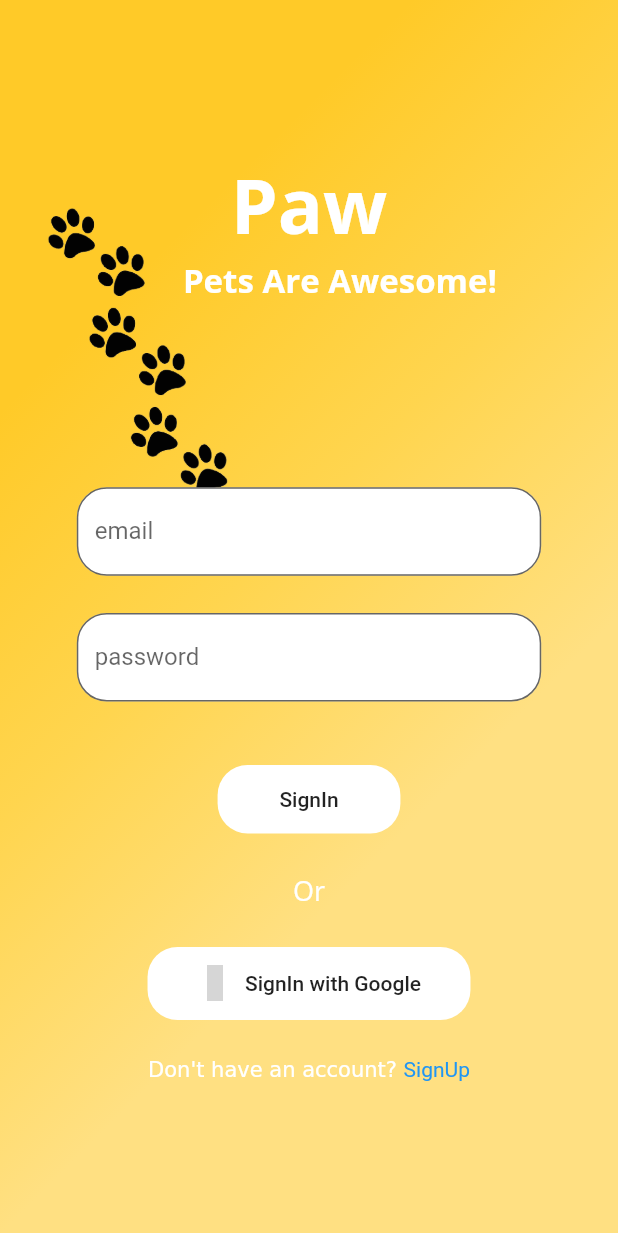
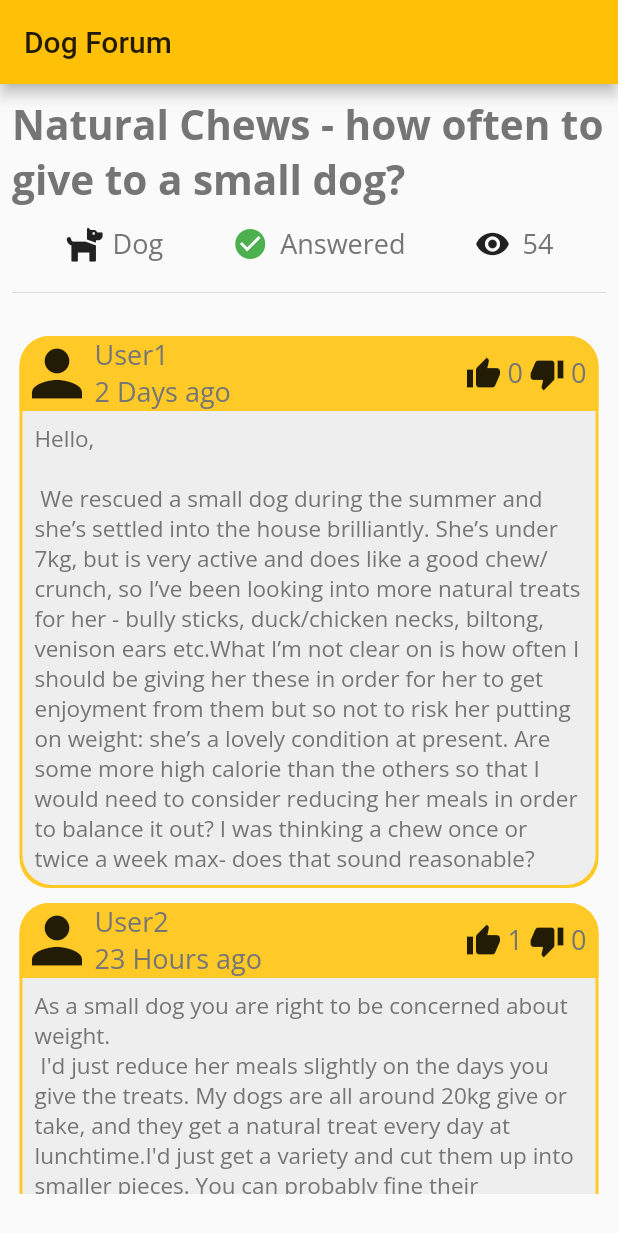
Before and after one commit to Sameerkash/Paw-InOut7, a Flutter app: the screen it shows after launch, on a phone screen of 412 x 824 dp. Shown: the top 1233 px of the screen. Run offline on Flutter 3.47's test engine with Material 2 defaults, Android fonts, the phone set to English and light mode, and no system bars; drawn by our look-alikes of auto_size_text; our stand-ins replace auto_route, cached_network_image, carousel_slider, cloud_firestore, dartz, firebase_auth and 16 more; missing offline and left inert: flutter_swipable, geoflutterfire, qr_code_scanner, swipebuttonflutter; accounts and stored records are empty; generated files the repository leaves out were written again; grey boxes are pictures that could not be loaded.

Commit message:
updated forum page

```diff
--- a/lib/main.dart
+++ b/lib/main.dart
@@ -3,6 +3,7 @@ import 'package:firebase_core/firebase_core.dart';
 import 'package:flutter/material.dart';
 import 'package:google_fonts/google_fonts.dart';
 import 'package:hooks_riverpod/hooks_riverpod.dart';
+import 'package:petme/ui/forum/forum_detail.dart';
 import 'package:petme/ui/lost/scanner.dart';
 import 'package:petme/ui/mate/matelist.dart';
 
@@ -21,7 +22,7 @@ class MyApp extends StatelessWidget {
     return MaterialApp(
       debugShowCheckedModeBanner: false,
       title: 'Paw',
-      home: Container(),
+      //home: Container(),
       theme: ThemeData(
           primarySwatch: Colors.amber,
           visualDensity: VisualDensity.adaptivePlatformDensity,
@@ -35,8 +36,8 @@ class MyApp extends StatelessWidget {
             bodyText2:
                 GoogleFonts.openSans(color: Colors.grey[600], fontSize: 18),
           )),
-      //home: Lost(),
-      builder: ExtendedNavigator.builder<r.Router>(router: r.Router()),
+      home:ForumDetailPage() ,
+      //builder: ExtendedNavigator.builder<r.Router>(router: r.Router()),
     );
   }
 }
--- a/lib/ui/forum/forum_detail.dart
+++ b/lib/ui/forum/forum_detail.dart
@@ -0,0 +1,187 @@
+import 'package:flutter/material.dart';
+import 'package:font_awesome_flutter/font_awesome_flutter.dart';
+
+
+class ForumDetailPage extends StatefulWidget {
+  @override
+  _ForumDetailPageState createState() => new _ForumDetailPageState();
+}
+
+var ForumPostArr = [
+  new ForumPostEntry("User1", "2 Days ago", 0 , 0 , "Hello,\n\n We rescued a small dog during the summer and she’s settled into the house brilliantly. She’s under 7kg, but is very active and does like a good chew/crunch, so I’ve been looking into more natural treats for her - bully sticks, duck/chicken necks, biltong, venison ears etc.What I’m not clear on is how often I should be giving her these in order for her to get enjoyment from them but so not to risk her putting on weight: she’s a lovely condition at present. Are some more high calorie than the others so that I would need to consider reducing her meals in order to balance it out? I was thinking a chew once or twice a week max- does that sound reasonable?"),
+  new ForumPostEntry("User2", "23 Hours ago", 1 , 0 , "As a small dog you are right to be concerned about weight. \n I'd just reduce her meals slightly on the days you give the treats. My dogs are all around 20kg give or take, and they get a natural treat every day at lunchtime.I'd just get a variety and cut them up into smaller pieces. You can probably fine their nutritional info on the internet somewhere if it's not provided on the packaging. Then reduce her meals accordingly. It's not something I worry about much with my dogs as I feed by eye anyway, adding more or taking away depending on their condition, but if I had a small dog I'd certainly be more aware of what I was feeding treat wise."),
+  new ForumPostEntry("User3", "2 Days ago", 5 , 0 , "My Cad is just under 5.6Kg, he gets chews a couple of times a week? I only feed gross animal bits chews (and occasionally Yakkers) rather than more highly processed carbohydrate commercial chews, but I separate them out in my head into high fat and low fat categories, and won't give a high fat one twice in one week.Cad gets most of his food as part of training, and the situation where he gets chews are thing where I'm busy and need him to occupy himself quietly, which also results in less training time. So effectively he gets that instead of say 1/3 of his daily food allowance? But I just roughly balance it up in my head. It does help though that I have scales I can weigh him on at home, so I can tell very quickly if I've messed up somewhere."),
+  //new ForumPostEntry("User4", "2 Days ago", 0 , 0 , "Lorem ipsum dolor sit amet, consectetur adipiscing elit, sed do eiusmod tempor incididunt ut labore et dolore magna aliqua. Ut enim ad minim veniam, quis nostrud exercitation ullamco laboris nisi ut aliquip ex ea commodo consequat. Duis aute irure dolor in reprehenderit in voluptate velit esse cillum dolore eu fugiat nulla pariatur. Excepteur sint occaecat cupidatat non proident, sunt in culpa qui officia deserunt mollit anim id est laborum."),
+];
+
+class _ForumDetailPageState extends State<ForumDetailPage> {
+  @override
+  Widget build(BuildContext context) {
+    var questionSection = new Padding(
+      padding: const EdgeInsets.all(8.0),
+      child: new Column(
+        children: <Widget>[
+          new Text(
+            "Natural Chews - how often to give to a small dog?",
+            textScaleFactor: 1.5,
+            style: new TextStyle(fontWeight: FontWeight.bold),
+          ),
+          new Padding(
+            padding: const EdgeInsets.all(12.0),
+            child: new Row(
+              mainAxisAlignment: MainAxisAlignment.spaceAround,
+              children: <Widget>[
+                new IconWithText(FontAwesomeIcons.dog, "Dog"),
+                new IconWithText(
+                  Icons.check_circle,
+                  "Answered",
+                  iconColor: Colors.green,
+                ),
+                new IconWithText(Icons.remove_red_eye, "54")
+              ],
+            ),
+          ),
+          new Divider()
+        ],
+      ),
+    );
+
+    var responses = new Container(
+        padding: const EdgeInsets.all(8.0),
+        child: new ListView.builder(
+          itemBuilder: (BuildContext context, int index) => new ForumPost(ForumPostArr[index]),
+          itemCount: ForumPostArr.length,
+        )
+    );
+
+    return new Scaffold(
+      appBar: new AppBar(
+        title: new Text("Dog Forum"),
+      ),
+      body: new Column(
+        children: <Widget>[
+          questionSection,
+          new Expanded(
+              child: new Padding(
+                padding: const EdgeInsets.only(bottom: 20.0),
+                child: responses,
+              ))
+        ],
+      ),
+    );
+  }
+}
+
+class ForumPostEntry{
+  final String username;
+  final String hours;
+  final int likes;
+  final int dislikes;
+  final String text;
+
+  ForumPostEntry(this.username, this.hours, this.likes, this.dislikes, this.text);
+}
+
+class ForumPost extends StatelessWidget {
+  final ForumPostEntry entry;
+
+  ForumPost(this.entry);
+
+  @override
+  Widget build(BuildContext context) {
+    return new Container(
+      margin: const EdgeInsets.all(5.0),
+      decoration: new BoxDecoration(
+        color: Colors.amber[400],
+        borderRadius: const BorderRadius.all(const Radius.circular(20.0)),
+      ),
+      child: new Column(
+        children: <Widget>[
+          new Container(
+            decoration: new BoxDecoration(
+              color: Colors.amber[400],
+              borderRadius: const BorderRadius.only(
+                  topLeft: const Radius.circular(20.0),
+                  topRight: const Radius.circular(20.0)),
+            ),
+            child: new Row(
+              children: <Widget>[
+                new Icon(
+                  Icons.person,
+                  size: 50.0,
+                ),
+                new Expanded(
+                  child: new Column(
+                    crossAxisAlignment: CrossAxisAlignment.start,
+                    children: <Widget>[
+                      new Text(
+                          entry.username
+                      ),
+                      new Text(
+                          entry.hours
+                      ),
+                    ],
+                  ),
+                ),
+                new Row(
+                  children: <Widget>[
+                    new Padding(
+                      padding: const EdgeInsets.all(2.0),
+                      child: new Icon(Icons.thumb_up),
+                    ),
+                    new Padding(
+                      padding: const EdgeInsets.all(2.0),
+                      child: new Text(entry.likes.toString()),
+                    ),
+                    new Padding(
+                      padding: const EdgeInsets.all(2.0),
+                      child: new Icon(Icons.thumb_down),
+                    ),
+                    new Padding(
+                      padding: const EdgeInsets.only(right: 8.0, left: 2.0),
+                      child: new Text(entry.dislikes.toString()),
+                    ),
+                  ],
+                )
+              ],
+            ),
+          ),
+          new Container(
+            margin: const EdgeInsets.only(left: 2.0,right: 2.0,bottom: 2.0),
+            padding: const EdgeInsets.all(8.0),
+            decoration: new BoxDecoration(
+                color: Colors.grey[200],
+                borderRadius: const BorderRadius.only(bottomLeft :const Radius.circular(20.0),bottomRight :const Radius.circular(20.0))
+            ),
+            child: new Text(entry.text,style: TextStyle(fontSize: 15),),
+          ),
+        ],
+      ),
+    );
+  }
+}
+
+class IconWithText extends StatelessWidget {
+  final IconData iconData;
+  final String text;
+  final Color iconColor;
+
+  IconWithText(this.iconData, this.text, {this.iconColor});
+  @override
+  Widget build(BuildContext context) {
+    return new Container(
+      child: new Row(
+        children: <Widget>[
+          new Icon(
+            this.iconData,
+            color: this.iconColor,
+          ),
+          new Padding(
+            padding: const EdgeInsets.only(left: 8.0),
+            child: new Text(this.text),
+          ),
+        ],
+      ),
+    );
+  }
+}
```
